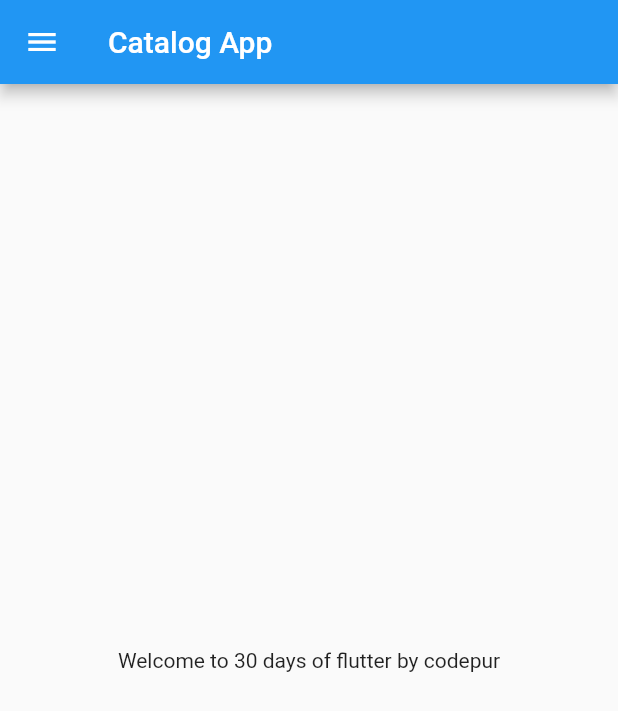
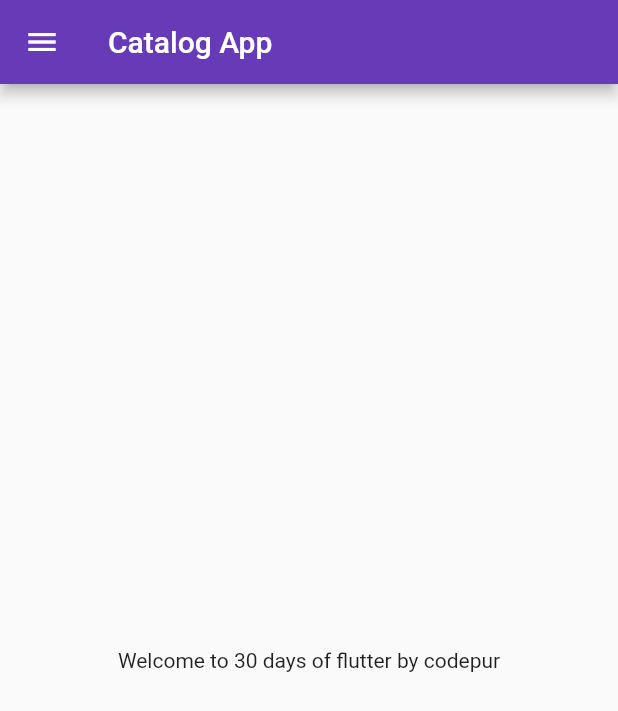
Before and after one commit to Gaurav3499/30DaysOfFlutter, a Flutter app: the screen it shows after launch, on a phone screen of 412 x 824 dp. Shown: the top 711 px of the screen. Run offline on Flutter 3.47's test engine with Material 2 defaults, Android fonts, the phone set to English and light mode, and no system bars.

Commit message:
CLS 3 Complete

```diff
--- a/lib/main.dart
+++ b/lib/main.dart
@@ -1,6 +1,7 @@
+import 'package:catalog_app1/pages/login_page.dart';
 import 'package:flutter/material.dart';
 
-import 'home_page.dart';
+import 'pages/home_page.dart';
 
 void main() {
   runApp(MyApp());
@@ -10,7 +11,17 @@
   @override
   Widget build(BuildContext context) {
     return MaterialApp(
-      home: HomePage(),
+      themeMode: ThemeMode.light,
+      theme: ThemeData(primarySwatch: Colors.deepPurple),
+      darkTheme: ThemeData(
+        brightness: Brightness.dark,
+      ),
+      initialRoute: "/home",
+      routes: {
+        "/": (context) => LoginPage(),
+       "/home": (context) => HomePage(),
+       "/": (context) => LoginPage(),
+       },
     );
   }
 }
```
Also changed, not shown: lib/pages/login_page.dart (added, +19 -0 lines), lib/pages/home_page.dart (renamed from lib/home_page.dart).
